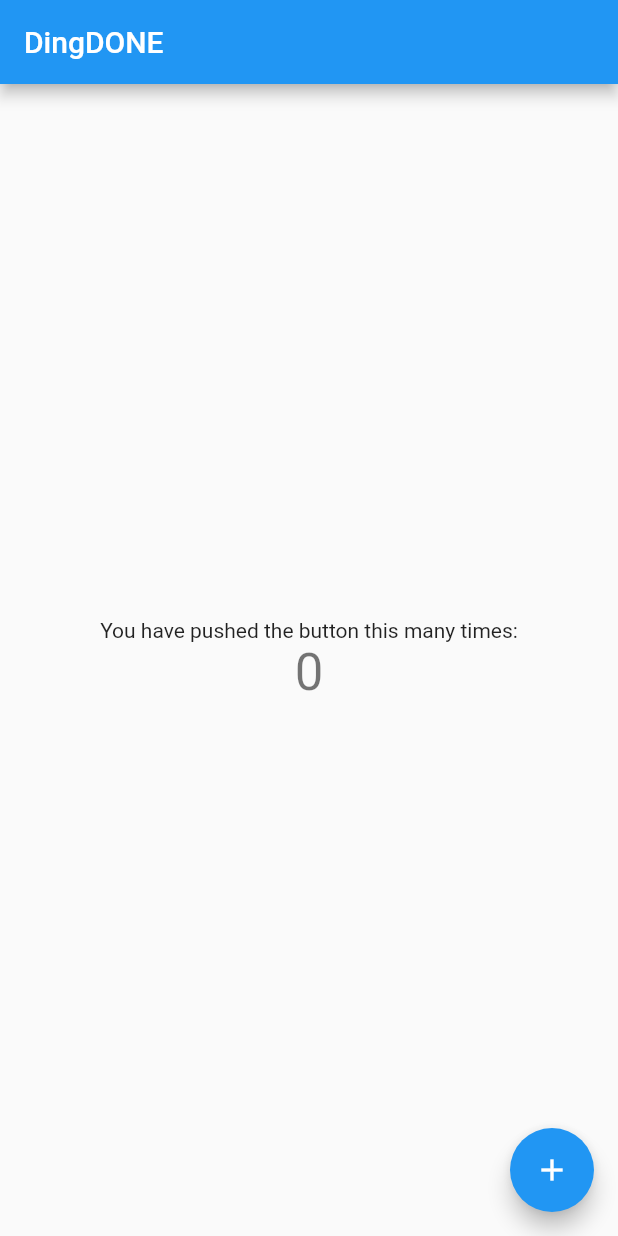
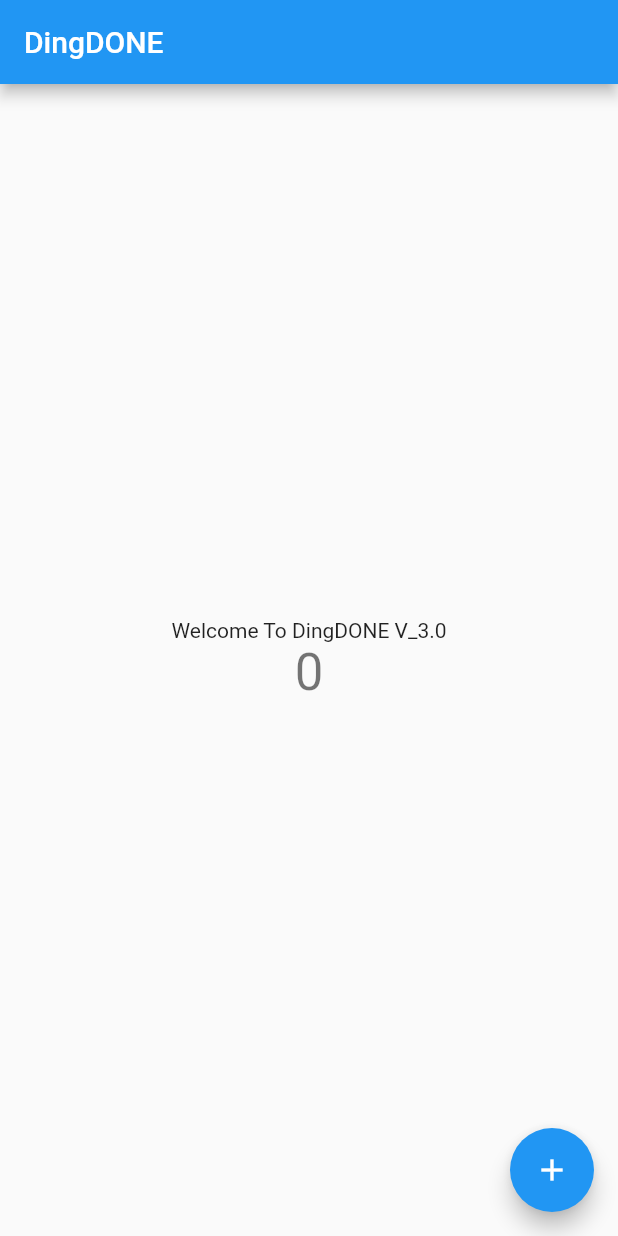
Before and after one commit to edrick27/fluttet-helloword, a Flutter app: the screen it shows after launch, on a phone screen of 412 x 824 dp. Run offline on Flutter 3.47's test engine with Material 2 defaults, Android fonts, the phone set to English and light mode, and no system bars.

Commit message:
label text

```diff
--- a/lib/main.dart
+++ b/lib/main.dart
@@ -92,7 +92,7 @@ class _MyHomePageState extends State<MyHomePage> {
           mainAxisAlignment: MainAxisAlignment.center,
           children: <Widget>[
             Text(
-              'You have pushed the button this many times:',
+              'Welcome To DingDONE V_3.0',
             ),
             Text(
               '$_counter',
```
